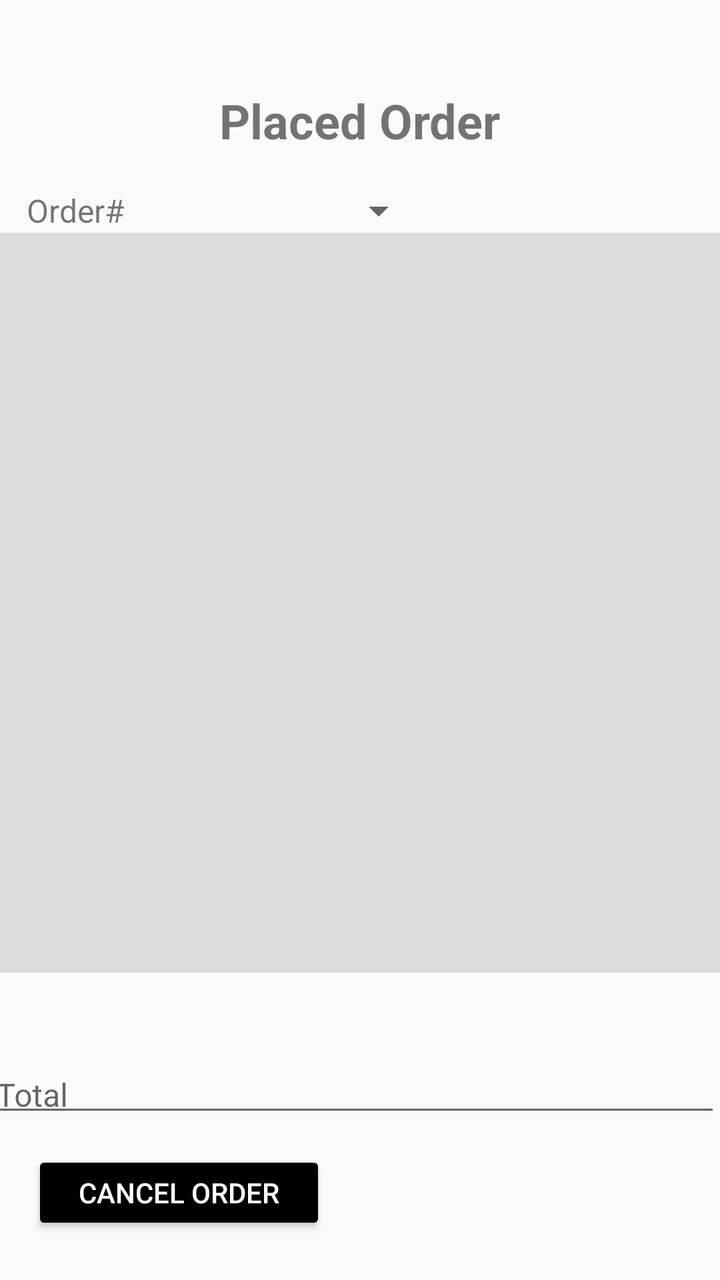
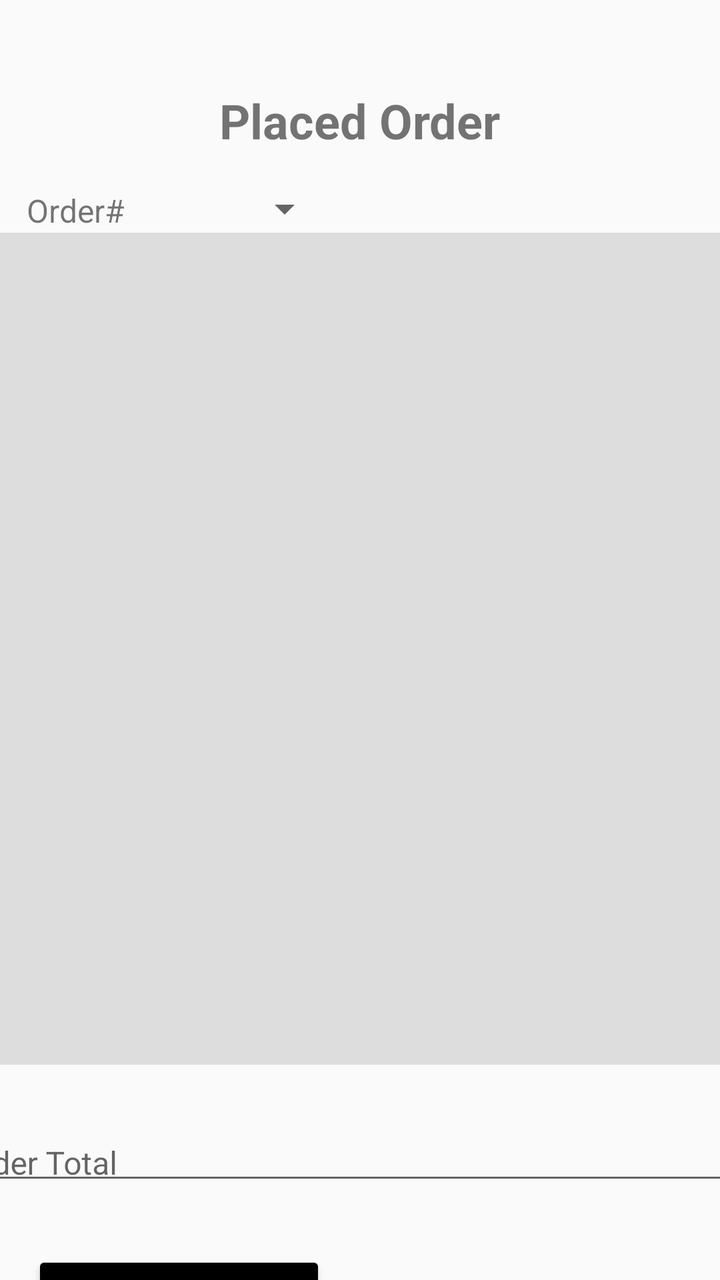

Before-and-after screenshots of an Android layout around one commit, followed by the original layout XML and the change that was made.
<!-- AndroidManifest.xml: application theme Theme.RUPizza -->
<!-- res/layout/placed_orders.xml -->
<?xml version="1.0" encoding="utf-8"?>
<androidx.constraintlayout.widget.ConstraintLayout xmlns:android="http://schemas.android.com/apk/res/android"
    xmlns:app="http://schemas.android.com/apk/res-auto"
    xmlns:tools="http://schemas.android.com/tools"
    android:id="@+id/main"
    android:layout_width="match_parent"
    android:layout_height="match_parent">
    

    <TextView
        android:id="@+id/textView2"
        android:layout_width="wrap_content"
        android:layout_height="wrap_content"
        android:layout_marginTop="44dp"
        android:gravity="center"
        android:text="@string/placeOrderTitle"
        android:textSize="24sp"
        android:textStyle="bold"
        app:layout_constraintEnd_toEndOf="parent"
        app:layout_constraintHorizontal_bias="0.498"
        app:layout_constraintStart_toStartOf="parent"
        app:layout_constraintTop_toTopOf="parent" />

    <ListView
        android:id="@+id/listView2"
        android:layout_width="381dp"
        android:layout_height="370dp"
        android:layout_marginTop="40dp"
        android:background="#DEDDDD"
        app:layout_constraintEnd_toEndOf="parent"
        app:layout_constraintHorizontal_bias="0.533"
        app:layout_constraintStart_toStartOf="parent"
        app:layout_constraintTop_toBottomOf="@+id/textView2" />

    <TextView
        android:id="@+id/tv_orderNum"
        android:layout_width="wrap_content"
        android:layout_height="26dp"
        android:gravity="center_vertical"
        android:text="@string/orderNumLabel"
        android:textSize="16sp"
        app:layout_constraintEnd_toEndOf="parent"
        app:layout_constraintHorizontal_bias="0.043"
        app:layout_constraintStart_toStartOf="parent"
        app:layout_constraintTop_toTopOf="@+id/sp_orderNum" />

    <com.google.android.material.textfield.TextInputLayout
        android:id="@+id/textInputLayout"
        android:layout_width="409dp"
        android:layout_height="45dp"
        android:layout_marginTop="32dp"
        app:layout_constraintEnd_toEndOf="parent"
        app:layout_constraintHorizontal_bias="1.0"
        app:layout_constraintStart_toStartOf="parent"
        app:layout_constraintTop_toBottomOf="@+id/listView2">

        <com.google.android.material.textfield.TextInputEditText
            android:id="@+id/orderTotal"
            android:layout_width="match_parent"
            android:layout_height="wrap_content"
            android:editable="false"
            android:hint="@string/ordertotal"
            android:textSize="16sp" />
    </com.google.android.material.textfield.TextInputLayout>

    <Spinner
        android:id="@+id/sp_orderNum"
        android:layout_width="135dp"
        android:layout_height="26dp"
        android:layout_marginStart="16dp"
        android:layout_marginTop="16dp"
        app:layout_constraintStart_toEndOf="@+id/tv_orderNum"
        app:layout_constraintTop_toBottomOf="@+id/textView2" />

    <Button
        android:id="@+id/cancelOrder_button"
        android:layout_width="147dp"
        android:layout_height="42dp"
        android:layout_marginStart="16dp"
        android:layout_marginTop="12dp"
        android:backgroundTint="@color/black"
        android:text="@string/bt_cancelOrder"
        android:textColor="@color/white"
        app:layout_constraintStart_toStartOf="parent"
        app:layout_constraintTop_toBottomOf="@+id/textInputLayout" />

</androidx.constraintlayout.widget.ConstraintLayout>
<!-- resources referenced by this layout -->
<resources>
  <color name="black">#FF000000</color>
  <color name="white">#FFFFFFFF</color>
  <string name="bt_cancelOrder">CANCEL ORDER</string>
  <string name="orderNumLabel">Order# </string>
  <string name="ordertotal">Order Total</string>
  <string name="placeOrderTitle">Placed Order</string>
  <style name="Theme.RUPizza" parent="Theme.AppCompat.Light.NoActionBar">
          
          <item name="colorPrimary">@color/purple_500</item>
          <item name="colorPrimaryDark">@color/purple_700</item>
          <item name="colorAccent">@color/teal_200</item>
      </style>
  <color name="purple_500">#FF6200EE</color>
  <color name="purple_700">#FF3700B3</color>
  <color name="teal_200">#FF03DAC5</color>
</resources>

<!-- the commit's change to res/layout/placed_orders.xml (unified diff, before → after) -->
@@ -23,8 +23,8 @@
 
     <ListView
         android:id="@+id/listView2"
-        android:layout_width="381dp"
-        android:layout_height="370dp"
+        android:layout_width="384dp"
+        android:layout_height="416dp"
         android:layout_marginTop="40dp"
         android:background="#DEDDDD"
         app:layout_constraintEnd_toEndOf="parent"
@@ -48,9 +48,8 @@
         android:id="@+id/textInputLayout"
         android:layout_width="409dp"
         android:layout_height="45dp"
-        android:layout_marginTop="32dp"
+        android:layout_marginTop="20dp"
         app:layout_constraintEnd_toEndOf="parent"
-        app:layout_constraintHorizontal_bias="1.0"
         app:layout_constraintStart_toStartOf="parent"
         app:layout_constraintTop_toBottomOf="@+id/listView2">
 
@@ -65,8 +64,8 @@
 
     <Spinner
         android:id="@+id/sp_orderNum"
-        android:layout_width="135dp"
-        android:layout_height="26dp"
+        android:layout_width="88dp"
+        android:layout_height="24dp"
         android:layout_marginStart="16dp"
         android:layout_marginTop="16dp"
         app:layout_constraintStart_toEndOf="@+id/tv_orderNum"
@@ -77,8 +76,9 @@
         android:layout_width="147dp"
         android:layout_height="42dp"
         android:layout_marginStart="16dp"
-        android:layout_marginTop="12dp"
+        android:layout_marginTop="28dp"
         android:backgroundTint="@color/black"
+        android:onClick="cancelOrder"
         android:text="@string/bt_cancelOrder"
         android:textColor="@color/white"
         app:layout_constraintStart_toStartOf="parent"
